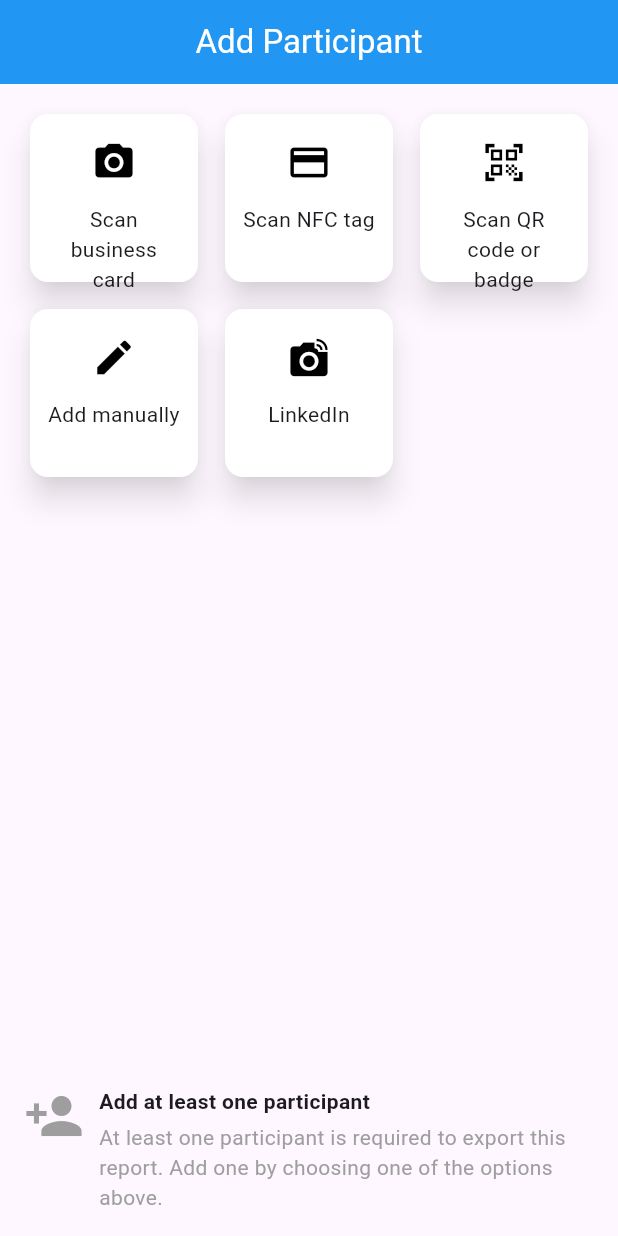
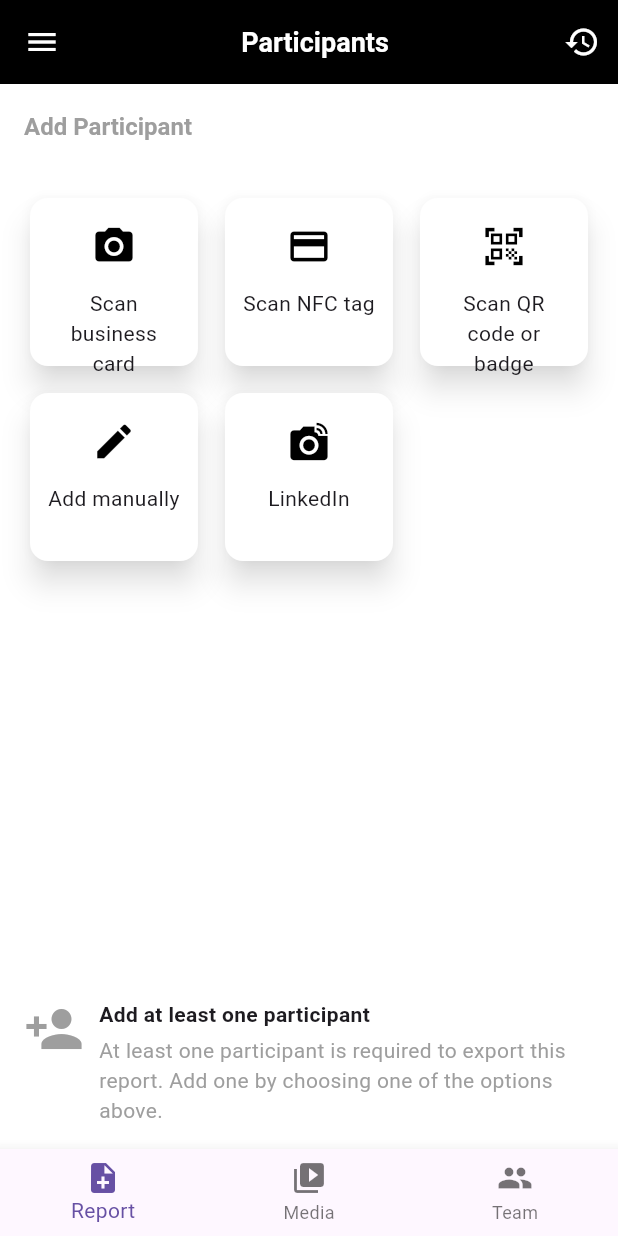
Before and after one commit to Pratham-Verma7/car_scanner, a Flutter app: the screen it shows after launch, on a phone screen of 412 x 824 dp. Run offline on Flutter 3.47's test engine with Material 3 defaults, Android fonts, the phone set to English and light mode, and no system bars; our stand-ins replace camera, image_cropper; missing offline and left inert: google_ml_kit.

Commit message:
Minor ui chnages in report.dart

```diff
--- a/lib/main.dart
+++ b/lib/main.dart
@@ -1,4 +1,5 @@
 // lib/main.dart
+import 'package:card_scanner/screens/bottom_navigation.dart';
 import 'package:card_scanner/screens/camer_screen.dart';
 import 'package:card_scanner/screens/report.dart';
 
@@ -13,12 +14,8 @@ class BusinessCardScannerApp extends StatelessWidget {
       debugShowCheckedModeBanner: false,
       theme: ThemeData(
         primarySwatch: Colors.blue,
-        appBarTheme: AppBarTheme(
-          backgroundColor: Colors.blue,
-          foregroundColor: Colors.white,
-        ),
       ),
-      home: ReportScreen(),
+      home: MyApp(),
     );
   }
 }
--- a/lib/screens/bottom_navigation.dart
+++ b/lib/screens/bottom_navigation.dart
@@ -40,16 +40,48 @@ class _MyHomePageState extends State<MyHomePage> {
   Widget build(BuildContext context) {
     return Scaffold(
       appBar: AppBar(
-        title: Text('Bottom Navigation Example'),
+        backgroundColor: Colors.black,
+        leading: IconButton(
+          icon: Icon(
+            Icons.menu,
+            color: Colors.white,
+          ),
+          onPressed: () {
+            // Your navigation logic, e.g., open a drawer or a side menu
+          },
+        ),
+        title: Align(
+          alignment: Alignment.center, // Centers the title
+          child: Text(
+            'Participants',
+            style: TextStyle(
+              color: Colors.white,
+              fontWeight: FontWeight.bold,
+              fontSize: 18,
+            ),
+          ),
+        ),
+        actions: [
+          IconButton(
+            icon: Icon(
+              Icons.history, // Replace with your desired icon
+              color: Colors.white,
+            ),
+            onPressed: () {
+              // Your logic for the right icon button
+            },
+          ),
+        ],
       ),
+
       body: _pages[_selectedIndex], // Display the selected page
       bottomNavigationBar: BottomNavigationBar(
         currentIndex: _selectedIndex,
         onTap: _onItemTapped,
         items: const <BottomNavigationBarItem>[
           BottomNavigationBarItem(
-            icon: Icon(Icons.home),
-            label: 'Home',
+            icon: Icon(Icons.note_add),
+            label: 'Report',
           ),
           BottomNavigationBarItem(
             icon: Icon(Icons.video_library),
--- a/lib/screens/report.dart
+++ b/lib/screens/report.dart
@@ -5,9 +5,20 @@ class ReportScreen extends StatelessWidget {
   @override
   Widget build(BuildContext context) {
     return Scaffold(
+      backgroundColor: Colors.white,
       appBar: AppBar(
-        title: Text("Add Participant"),
-        centerTitle: true,
+        backgroundColor: Colors.white,
+        title: Align(
+          alignment: Alignment.topLeft, // Centers the title
+          child: Text(
+            "Add Participant",
+            style: TextStyle(
+              color: Colors.grey,
+              fontWeight: FontWeight.bold,
+              fontSize: 16,
+            ),
+          ),
+        ),
       ),
       body: Column(
         crossAxisAlignment: CrossAxisAlignment.start,
--- a/pubspec.yaml
+++ b/pubspec.yaml
@@ -66,6 +66,7 @@ flutter:
   uses-material-design: true
 assets:
     - assets/linkedin.png
+    - assets/report.png
   # To add assets to your application, add an assets section, like this:
   # assets:
   #   - images/a_dot_burr.jpeg
```
Also changed, not shown: lib/assets/report.png (added).
